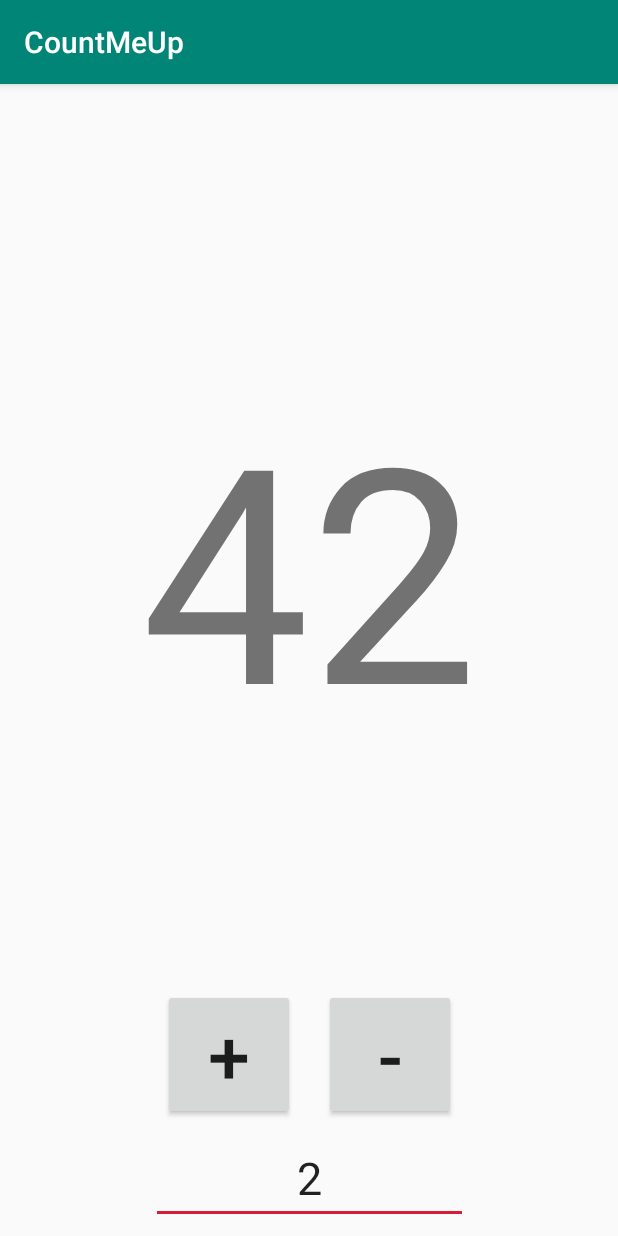
After one commit to SNudell/CountMeUp, an Android app: the CounterActivity screen opened directly, with no data from a screen before it, on a phone screen of 412 x 824 dp. The commit adds this screen. Run offline under Robolectric (Android 15) with nearby library versions, the phone set to English and light mode, and no system bars; network calls fail.

Commit message:
serverconfig will now be stored/loaded from systempreferences, added view to increment/decrement counters

```diff
--- a/app/src/main/AndroidManifest.xml
+++ b/app/src/main/AndroidManifest.xml
@@ -12,7 +12,8 @@
         android:supportsRtl="true"
         android:theme="@style/AppTheme"
         android:usesCleartextTraffic="true">
-        <activity android:name=".activitys.CounterListActivity"></activity>
+        <activity android:name=".activitys.CounterActivity"></activity>
+        <activity android:name=".activitys.CounterListActivity" />
         <activity android:name=".activitys.ServerInputActivity">
             <intent-filter>
                 <action android:name="android.intent.action.MAIN" />
@@ -20,7 +21,6 @@
                 <category android:name="android.intent.category.LAUNCHER" />
             </intent-filter>
         </activity>
-
     </application>
 
 </manifest>
--- /dev/null
+++ b/app/src/main/java/com/gustav/countmeup/activitys/CounterActivity.java
@@ -0,0 +1,96 @@
+package com.gustav.countmeup.activitys;
+
+import android.support.v7.app.AppCompatActivity;
+import android.os.Bundle;
+import android.view.View;
+import android.widget.Button;
+import android.widget.EditText;
+import android.widget.TextView;
+import android.widget.Toast;
+
+import com.gustav.countmeup.R;
+
+import models.Counter;
+import networking.RequestSender;
+
+public class CounterActivity extends AppCompatActivity {
+
+    TextView nameView;
+    TextView valueView;
+    EditText deltaView;
+
+    Counter counter;
+
+    @Override
+    protected void onCreate(Bundle savedInstanceState) {
+        super.onCreate(savedInstanceState);
+        setContentView(R.layout.activity_counter);
+    }
+
+    @Override
+    protected void onStart() {
+        super.onStart();
+        hookUpViews();
+        initCounter();
+    }
+
+    private void hookUpViews() {
+        nameView = (TextView) findViewById(R.id.CounterNameDisplay);
+        valueView = (TextView) findViewById(R.id.CounterValueDisplay);
+        deltaView = (EditText) findViewById(R.id.DeltaValueDisplay);
+    }
+
+    private void initCounter() {
+        String name = getIntent().getStringExtra("counterName");
+        long value = getIntent().getLongExtra("counterValue", 42);
+        counter = new Counter(value, name);
+        updateViews();
+    }
+
+    private void updateViews() {
+        nameView.setText(counter.getName());
+        valueView.setText("" + counter.get());
+
+    }
+
+    // called by incrementButton on click
+    public void increment(View view) {
+        String delta = deltaView.getText().toString();
+        long deltaValue = Long.parseLong(delta);
+        RequestSender sender = RequestSender.getInstance(this);
+        sender.incrementCounter(counter, deltaValue,
+                responseCounter -> {
+                    this.counter = responseCounter;
+                    System.out.println("response counter = "+ counter.getName() +": "+counter.get());
+                    updateViews();
+                },
+                error -> {
+                    System.out.println(error);
+                    int duration = Toast.LENGTH_SHORT;
+                    Toast toast = Toast.makeText(this, "error", duration);
+                    toast.show();
+                }
+        );
+    }
+
+    // called by decrementButton on click
+    public void decrement(View view) {
+        String delta = deltaView.getText().toString();
+        long deltaValue = Long.parseLong(delta);
+        RequestSender sender = RequestSender.getInstance(this);
+        sender.decrementCounter(counter, deltaValue,
+                responseCounter -> {
+                    this.counter = responseCounter;
+                    System.out.println("response counter = "+ counter.getName() +": "+counter.get());
+                    updateViews();
+                },
+                error -> {
+                    System.out.println(error);
+                    int duration = Toast.LENGTH_SHORT;
+                    Toast toast = Toast.makeText(this, "error", duration);
+                    toast.show();
+                }
+        );
+    }
+
+}
--- /dev/null
+++ b/app/src/main/res/layout/activity_counter.xml
@@ -0,0 +1,105 @@
+<?xml version="1.0" encoding="utf-8"?>
+<android.support.constraint.ConstraintLayout xmlns:android="http://schemas.android.com/apk/res/android"
+    xmlns:app="http://schemas.android.com/apk/res-auto"
+    xmlns:tools="http://schemas.android.com/tools"
+    android:layout_width="match_parent"
+    android:layout_height="match_parent"
+    tools:context=".activitys.CounterActivity">
+
+    <TextView
+        android:id="@+id/CounterNameDisplay"
+        android:layout_width="0dp"
+        android:layout_height="wrap_content"
+        android:layout_marginStart="8dp"
+        android:layout_marginLeft="8dp"
+        android:layout_marginTop="8dp"
+        android:layout_marginEnd="8dp"
+        android:layout_marginRight="8dp"
+        android:gravity="center"
+        android:text="@string/DefaultCounterName"
+        android:textSize="30sp"
+        app:layout_constraintEnd_toEndOf="parent"
+        app:layout_constraintStart_toStartOf="parent"
+        app:layout_constraintTop_toTopOf="parent" />
+
+    <TextView
+        android:id="@+id/CounterValueDisplay"
+        android:layout_width="0dp"
+        android:layout_height="0dp"
+        android:layout_marginStart="8dp"
+        android:layout_marginLeft="8dp"
+        android:layout_marginTop="8dp"
+        android:layout_marginEnd="8dp"
+        android:layout_marginRight="8dp"
+        android:layout_marginBottom="8dp"
+        android:gravity="center"
+        android:text="@string/DefaultCounterValue"
+        android:textSize="200dp"
+        app:layout_constraintBottom_toTopOf="@+id/constraintLayout2"
+        app:layout_constraintEnd_toEndOf="parent"
+        app:layout_constraintStart_toStartOf="parent"
+        app:layout_constraintTop_toBottomOf="@+id/CounterNameDisplay" />
+
+    <android.support.constraint.ConstraintLayout
+        android:id="@+id/constraintLayout2"
+        android:layout_width="211dp"
+        android:layout_height="wrap_content"
+        android:layout_marginStart="8dp"
+        android:layout_marginLeft="8dp"
+        android:layout_marginEnd="8dp"
+        android:layout_marginRight="8dp"
+        android:layout_marginBottom="8dp"
+        app:layout_constraintBottom_toBottomOf="parent"
+        app:layout_constraintEnd_toEndOf="parent"
+        app:layout_constraintStart_toStartOf="parent">
+
+        <Button
+            android:id="@+id/DecrementButton"
+            android:layout_width="wrap_content"
+            android:layout_height="wrap_content"
+            android:layout_marginTop="8dp"
+            android:layout_marginEnd="8dp"
+            android:layout_marginRight="8dp"
+            android:onClick="decrement"
+            android:text="@string/DecrementButtonText"
+            android:textSize="50sp"
+            app:layout_constraintEnd_toEndOf="parent"
+            app:layout_constraintTop_toTopOf="parent" />
+
+        <Button
+            android:id="@+id/IncrementButton"
+            android:layout_width="wrap_content"
+            android:layout_height="wrap_content"
+            android:layout_marginStart="8dp"
+            android:layout_marginLeft="8dp"
+            android:layout_marginTop="8dp"
+            android:onClick="increment"
+            android:text="@string/IncrementButtonText"
+            android:textSize="50sp"
+            app:layout_constraintStart_toStartOf="parent"
+            app:layout_constraintTop_toTopOf="parent" />
+
+        <EditText
+            android:id="@+id/DeltaValueDisplay"
+            android:layout_width="wrap_content"
+            android:layout_height="wrap_content"
+            android:layout_marginStart="8dp"
+            android:layout_marginLeft="8dp"
+            android:layout_marginTop="8dp"
+            android:layout_marginEnd="8dp"
+            android:layout_marginRight="8dp"
+            android:ems="10"
+            android:gravity="center"
+            android:hint="@string/HintForIntervalDisplay"
+            android:importantForAutofill="no"
+            android:inputType="number"
+            android:text="@string/DefaultValueForDeltaValue"
+            android:textSize="30sp"
+            app:layout_constraintEnd_toEndOf="parent"
+            app:layout_constraintStart_toStartOf="parent"
+            app:layout_constraintTop_toBottomOf="@+id/DecrementButton"
+            tools:targetApi="o" />
+
+    </android.support.constraint.ConstraintLayout>
+
+</android.support.constraint.ConstraintLayout>
--- a/app/src/main/res/values/strings.xml
+++ b/app/src/main/res/values/strings.xml
@@ -8,4 +8,11 @@
     <string name="ConnectButtonLabel">Connect</string>
     <string name="title_activity_counter_list">CounterList</string>
     <string name="ServerConnectionError">Error connecting to server</string>
+    <string name="preference_file_key">com.gustav.countmeup.PREFERENCE_FILE_KEY</string>
+    <string name="DefaultCounterName">CounterName</string>
+    <string name="DefaultCounterValue">42</string>
+    <string name="DecrementButtonText">-</string>
+    <string name="IncrementButtonText">+</string>
+    <string name="HintForIntervalDisplay">Number to add/subtract</string>
+    <string name="DefaultValueForDeltaValue">2</string>
 </resources>
```
Also changed, not shown: app/src/main/java/com/gustav/countmeup/activitys/CounterListActivity.java (+19 -0 lines), app/src/main/java/com/gustav/countmeup/activitys/ServerInputActivity.java (+23 -6 lines), app/src/main/java/config/ServerConfig.java (+33 -9 lines), app/src/main/java/models/JsonParser.java (+9 -4 lines), app/src/main/java/networking/RequestSender.java (+73 -1 lines), app/src/main/java/utils/SharedPreferencesInterface.java (added, +45 -0 lines), app/src/main/res/layout/activity_counter_list_activity.xml (+17 -0 lines).
